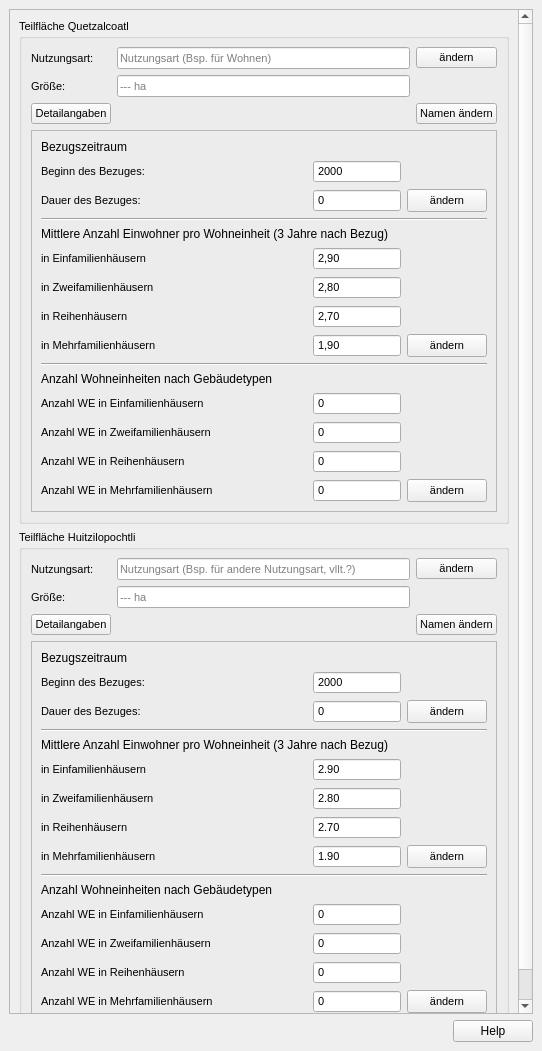
This is projektcheck/pctools/ui/ProjektCheck_dockwidget_definitions.ui in projektcheck/ProjektCheck-QGIS as Qt 5 draws it before an edit. The edited form follows.
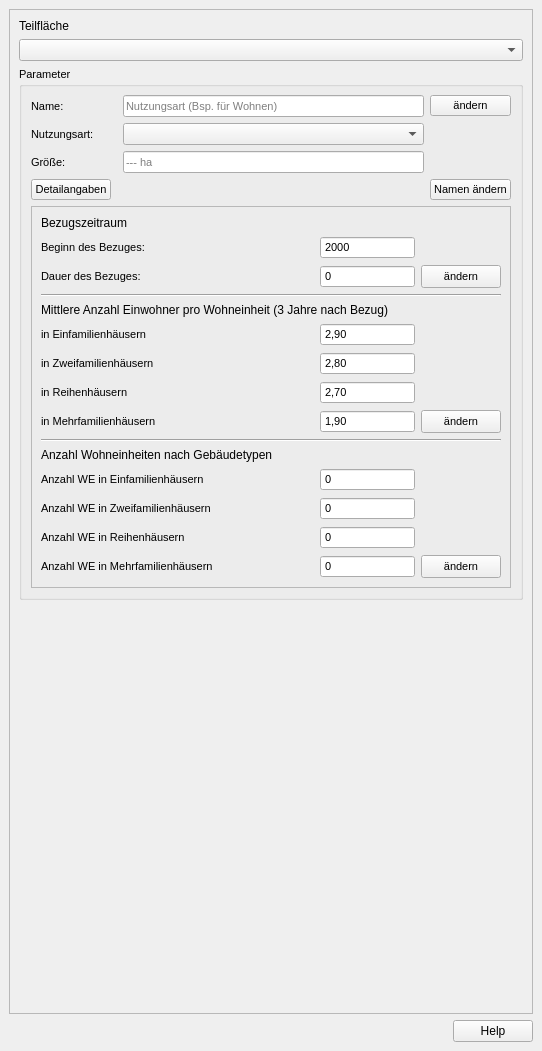
This is the edited form.

Commit message: attribute ui holds UI elements instead of PCDockWidget itself; project management

The edit to the form file:
```diff
--- a/projektcheck/pctools/ui/ProjektCheck_dockwidget_definitions.ui
+++ b/projektcheck/pctools/ui/ProjektCheck_dockwidget_definitions.ui
@@ -30,11 +30,21 @@
         <rect>
          <x>0</x>
          <y>0</y>
-         <width>505</width>
-         <height>986</height>
+         <width>522</width>
+         <height>980</height>
         </rect>
        </property>
        <layout class="QVBoxLayout" name="verticalLayout_14">
+        <item>
+         <widget class="QLabel" name="label_4">
+          <property name="text">
+           <string>Teilfläche</string>
+          </property>
+         </widget>
+        </item>
+        <item>
+         <widget class="QComboBox" name="area_combo"/>
+        </item>
         <item>
          <widget class="QGroupBox" name="groupBox_7">
           <property name="font">
@@ -46,47 +56,10 @@
            </font>
           </property>
           <property name="title">
-           <string>Teilfläche Quetzalcoatl</string>
+           <string>Parameter</string>
           </property>
           <layout class="QGridLayout" name="gridLayout">
-           <item row="1" column="1">
-            <widget class="QLabel" name="label">
-             <property name="text">
-              <string>Nutzungsart: </string>
-             </property>
-            </widget>
-           </item>
-           <item row="1" column="3">
-            <widget class="QPushButton" name="pushButton_2">
-             <property name="text">
-              <string>ändern</string>
-             </property>
-            </widget>
-           </item>
-           <item row="2" column="1">
-            <widget class="QLabel" name="label_11">
-             <property name="text">
-              <string>Größe:</string>
-             </property>
-            </widget>
-           </item>
-           <item row="2" column="2">
-            <widget class="QLineEdit" name="lineEdit_3">
-             <property name="sizePolicy">
-              <sizepolicy hsizetype="Expanding" vsizetype="Fixed">
-               <horstretch>0</horstretch>
-               <verstretch>0</verstretch>
-              </sizepolicy>
-             </property>
-             <property name="readOnly">
-              <bool>true</bool>
-             </property>
-             <property name="placeholderText">
-              <string>--- ha</string>
-             </property>
-            </widget>
-           </item>
-           <item row="5" column="1" colspan="3">
+           <item row="5" column="1" colspan="4">
             <widget class="QFrame" name="frame">
              <property name="enabled">
               <bool>true</bool>
@@ -501,6 +474,27 @@
              </layout>
             </widget>
            </item>
+           <item row="0" column="1">
+            <widget class="QLabel" name="label_5">
+             <property name="text">
+              <string>Name:</string>
+             </property>
+            </widget>
+           </item>
+           <item row="1" column="1">
+            <widget class="QLabel" name="label">
+             <property name="text">
+              <string>Nutzungsart: </string>
+             </property>
+            </widget>
+           </item>
+           <item row="2" column="1">
+            <widget class="QLabel" name="label_11">
+             <property name="text">
+              <string>Größe:</string>
+             </property>
+            </widget>
+           </item>
            <item row="4" column="1">
             <widget class="QPushButton" name="pushButton">
              <property name="text">
@@ -514,7 +508,40 @@
              </property>
             </widget>
            </item>
-           <item row="1" column="2">
+           <item row="4" column="4">
+            <widget class="QPushButton" name="pushButton_3">
+             <property name="text">
+              <string>Namen ändern</string>
+             </property>
+            </widget>
+           </item>
+           <item row="0" column="4">
+            <widget class="QPushButton" name="pushButton_2">
+             <property name="text">
+              <string>ändern</string>
+             </property>
+            </widget>
+           </item>
+           <item row="2" column="3">
+            <widget class="QLineEdit" name="lineEdit_3">
+             <property name="sizePolicy">
+              <sizepolicy hsizetype="Expanding" vsizetype="Fixed">
+               <horstretch>0</horstretch>
+               <verstretch>0</verstretch>
+              </sizepolicy>
+             </property>
+             <property name="readOnly">
+              <bool>true</bool>
+             </property>
+             <property name="placeholderText">
+              <string>--- ha</string>
+             </property>
+            </widget>
+           </item>
+           <item row="1" column="3">
+            <widget class="QComboBox" name="comboBox"/>
+           </item>
+           <item row="0" column="3">
             <widget class="QLineEdit" name="lineEdit">
              <property name="sizePolicy">
               <sizepolicy hsizetype="Expanding" vsizetype="Fixed">
@@ -530,512 +557,6 @@
              </property>
             </widget>
            </item>
-           <item row="4" column="3">
-            <widget class="QPushButton" name="pushButton_3">
-             <property name="text">
-              <string>Namen ändern</string>
-             </property>
-            </widget>
-           </item>
-          </layout>
-         </widget>
-        </item>
-        <item>
-         <widget class="QGroupBox" name="groupBox_8">
-          <property name="font">
-           <font>
-            <family>MS Shell Dlg 2</family>
-            <pointsize>8</pointsize>
-            <weight>50</weight>
-            <bold>false</bold>
-           </font>
-          </property>
-          <property name="title">
-           <string>Teilfläche Huitzilopochtli</string>
-          </property>
-          <layout class="QGridLayout" name="gridLayout_4">
-           <item row="1" column="1">
-            <widget class="QLabel" name="label_7">
-             <property name="text">
-              <string>Nutzungsart: </string>
-             </property>
-            </widget>
-           </item>
-           <item row="1" column="3">
-            <widget class="QPushButton" name="pushButton_9">
-             <property name="text">
-              <string>ändern</string>
-             </property>
-            </widget>
-           </item>
-           <item row="4" column="3">
-            <widget class="QPushButton" name="pushButton_13">
-             <property name="text">
-              <string>Namen ändern</string>
-             </property>
-            </widget>
-           </item>
-           <item row="4" column="1">
-            <widget class="QPushButton" name="pushButton_14">
-             <property name="text">
-              <string>Detailangaben</string>
-             </property>
-             <property name="checkable">
-              <bool>true</bool>
-             </property>
-             <property name="checked">
-              <bool>false</bool>
-             </property>
-            </widget>
-           </item>
-           <item row="1" column="2">
-            <widget class="QLineEdit" name="lineEdit_2">
-             <property name="sizePolicy">
-              <sizepolicy hsizetype="Expanding" vsizetype="Fixed">
-               <horstretch>0</horstretch>
-               <verstretch>0</verstretch>
-              </sizepolicy>
-             </property>
-             <property name="readOnly">
-              <bool>true</bool>
-             </property>
-             <property name="placeholderText">
-              <string>Nutzungsart (Bsp. für andere Nutzungsart, vllt.?)</string>
-             </property>
-            </widget>
-           </item>
-           <item row="3" column="1">
-            <widget class="QLabel" name="label_12">
-             <property name="text">
-              <string>Größe:</string>
-             </property>
-            </widget>
-           </item>
-           <item row="5" column="1" colspan="3">
-            <widget class="QFrame" name="frame_2">
-             <property name="frameShape">
-              <enum>QFrame::StyledPanel</enum>
-             </property>
-             <property name="frameShadow">
-              <enum>QFrame::Plain</enum>
-             </property>
-             <property name="midLineWidth">
-              <number>0</number>
-             </property>
-             <layout class="QGridLayout" name="gridLayout_5">
-              <item row="3" column="0">
-               <widget class="QLabel" name="label_31">
-                <property name="toolTip">
-                 <string>(Jahre, 1 = Bezug wird noch im Jahr des Bezugsbeginnes abgeschlossen [bleibt das bei QGIS so?])</string>
-                </property>
-                <property name="toolTipDuration">
-                 <number>-1</number>
-                </property>
-                <property name="text">
-                 <string>&lt;html&gt;&lt;head/&gt;&lt;body&gt;&lt;p&gt;Dauer des Bezuges:&lt;/p&gt;&lt;/body&gt;&lt;/html&gt;</string>
-                </property>
-               </widget>
-              </item>
-              <item row="3" column="2">
-               <widget class="QSpinBox" name="spinBox_4">
-                <property name="readOnly">
-                 <bool>true</bool>
-                </property>
-                <property name="buttonSymbols">
-                 <enum>QAbstractSpinBox::NoButtons</enum>
-                </property>
-               </widget>
-              </item>
-              <item row="4" column="0" colspan="4">
-               <widget class="Line" name="line_4">
-                <property name="orientation">
-                 <enum>Qt::Horizontal</enum>
-                </property>
-               </widget>
-              </item>
-              <item row="1" column="2">
-               <widget class="QDateEdit" name="dateEdit_4">
-                <property name="sizePolicy">
-                 <sizepolicy hsizetype="Preferred" vsizetype="Fixed">
-                  <horstretch>0</horstretch>
-                  <verstretch>0</verstretch>
-                 </sizepolicy>
-                </property>
-                <property name="readOnly">
-                 <bool>true</bool>
-                </property>
-                <property name="buttonSymbols">
-                 <enum>QAbstractSpinBox::NoButtons</enum>
-                </property>
-                <property name="displayFormat">
-                 <string>yyyy</string>
-                </property>
-                <property name="calendarPopup">
-                 <bool>false</bool>
-                </property>
-               </widget>
-              </item>
-              <item row="1" column="0">
-               <widget class="QLabel" name="label_32">
-                <property name="toolTip">
-                 <string>(Jahreszahl)</string>
-                </property>
-                <property name="text">
-                 <string>&lt;html&gt;&lt;head/&gt;&lt;body&gt;&lt;p&gt;Beginn des Bezuges:&lt;/p&gt;&lt;/body&gt;&lt;/html&gt;</string>
-                </property>
-               </widget>
-              </item>
-              <item row="13" column="0">
-               <widget class="QLabel" name="label_33">
-                <property name="sizePolicy">
-                 <sizepolicy hsizetype="Preferred" vsizetype="Fixed">
-                  <horstretch>0</horstretch>
-                  <verstretch>0</verstretch>
-                 </sizepolicy>
-                </property>
-                <property name="text">
-                 <string>in Zweifamilienhäusern</string>
-                </property>
-               </widget>
-              </item>
-              <item row="18" column="0" colspan="4">
-               <widget class="QLabel" name="label_8">
-                <property name="sizePolicy">
-                 <sizepolicy hsizetype="Preferred" vsizetype="Fixed">
-                  <horstretch>0</horstretch>
-                  <verstretch>0</verstretch>
-                 </sizepolicy>
-                </property>
-                <property name="font">
-                 <font>
-                  <pointsize>9</pointsize>
-                 </font>
-                </property>
-                <property name="text">
-                 <string>Anzahl Wohneinheiten nach Gebäudetypen</string>
-                </property>
-               </widget>
-              </item>
-              <item row="29" column="3">
-               <widget class="QPushButton" name="pushButton_10">
-                <property name="sizePolicy">
-                 <sizepolicy hsizetype="Fixed" vsizetype="Preferred">
-                  <horstretch>0</horstretch>
-                  <verstretch>0</verstretch>
-                 </sizepolicy>
-                </property>
-                <property name="layoutDirection">
-                 <enum>Qt::LeftToRight</enum>
-                </property>
-                <property name="text">
-                 <string>ändern</string>
-                </property>
-               </widget>
-              </item>
-              <item row="13" column="2">
-               <widget class="QDoubleSpinBox" name="doubleSpinBox_11">
-                <property name="readOnly">
-                 <bool>true</bool>
-                </property>
-                <property name="buttonSymbols">
-                 <enum>QAbstractSpinBox::NoButtons</enum>
-                </property>
-                <property name="minimum">
-                 <double>1.000000000000000</double>
-                </property>
-                <property name="maximum">
-                 <double>4.900000000000000</double>
-                </property>
-                <property name="singleStep">
-                 <double>0.100000000000000</double>
-                </property>
-                <property name="value">
-                 <double>2.800000000000000</double>
-                </property>
-               </widget>
-              </item>
-              <item row="7" column="0" colspan="4">
-               <widget class="QLabel" name="label_10">
-                <property name="sizePolicy">
-                 <sizepolicy hsizetype="Preferred" vsizetype="Fixed">
-                  <horstretch>0</horstretch>
-                  <verstretch>0</verstretch>
-                 </sizepolicy>
-                </property>
-                <property name="font">
-                 <font>
-                  <pointsize>9</pointsize>
-                 </font>
-                </property>
-                <property name="text">
-                 <string>Mittlere Anzahl Einwohner pro Wohneinheit (3 Jahre nach Bezug)</string>
-                </property>
-               </widget>
-              </item>
-              <item row="29" column="0">
-               <widget class="QLabel" name="label_38">
-                <property name="text">
-                 <string>Anzahl WE in Mehrfamilienhäusern</string>
-                </property>
-               </widget>
-              </item>
-              <item row="14" column="2">
-               <widget class="QDoubleSpinBox" name="doubleSpinBox_12">
-                <property name="readOnly">
-                 <bool>true</bool>
-                </property>
-                <property name="buttonSymbols">
-                 <enum>QAbstractSpinBox::NoButtons</enum>
-                </property>
-                <property name="minimum">
-                 <double>1.000000000000000</double>
-                </property>
-                <property name="maximum">
-                 <double>4.900000000000000</double>
-                </property>
-                <property name="singleStep">
-                 <double>0.100000000000000</double>
-                </property>
-                <property name="value">
-                 <double>2.700000000000000</double>
-                </property>
-               </widget>
-              </item>
-              <item row="12" column="0">
-               <widget class="QLabel" name="label_36">
-                <property name="sizePolicy">
-                 <sizepolicy hsizetype="Preferred" vsizetype="Fixed">
-                  <horstretch>0</horstretch>
-                  <verstretch>0</verstretch>
-                 </sizepolicy>
-                </property>
-                <property name="text">
-                 <string>in Einfamilienhäusern</string>
-                </property>
-               </widget>
-              </item>
-              <item row="24" column="2">
-               <widget class="QSpinBox" name="spinBox_20">
-                <property name="readOnly">
-                 <bool>true</bool>
-                </property>
-                <property name="buttonSymbols">
-                 <enum>QAbstractSpinBox::NoButtons</enum>
-                </property>
-                <property name="specialValueText">
-                 <string/>
-                </property>
-               </widget>
-              </item>
-              <item row="22" column="0">
-               <widget class="QLabel" name="label_40">
-                <property name="text">
-                 <string>Anzahl WE in Einfamilienhäusern</string>
-                </property>
-               </widget>
-              </item>
-              <item row="23" column="2">
-               <widget class="QSpinBox" name="spinBox_18">
-                <property name="readOnly">
-                 <bool>true</bool>
-                </property>
-                <property name="buttonSymbols">
-                 <enum>QAbstractSpinBox::NoButtons</enum>
-                </property>
-                <property name="specialValueText">
-                 <string/>
-                </property>
-               </widget>
-              </item>
-              <item row="17" column="0" colspan="4">
-               <widget class="Line" name="line_5">
-                <property name="orientation">
-                 <enum>Qt::Horizontal</enum>
-                </property>
-               </widget>
-              </item>
-              <item row="29" column="2">
-               <widget class="QSpinBox" name="spinBox_19">
-                <property name="readOnly">
-                 <bool>true</bool>
-                </property>
-                <property name="buttonSymbols">
-                 <enum>QAbstractSpinBox::NoButtons</enum>
-                </property>
-                <property name="specialValueText">
-                 <string/>
-                </property>
-               </widget>
-              </item>
-              <item row="12" column="2">
-               <widget class="QDoubleSpinBox" name="doubleSpinBox_6">
-                <property name="readOnly">
-                 <bool>true</bool>
-                </property>
-                <property name="buttonSymbols">
-                 <enum>QAbstractSpinBox::NoButtons</enum>
-                </property>
-                <property name="minimum">
-                 <double>1.000000000000000</double>
-                </property>
-                <property name="maximum">
-                 <double>4.900000000000000</double>
-                </property>
-                <property name="singleStep">
-                 <double>0.100000000000000</double>
-                </property>
-                <property name="value">
-                 <double>2.900000000000000</double>
-                </property>
-               </widget>
-              </item>
-              <item row="23" column="0">
-               <widget class="QLabel" name="label_37">
-                <property name="text">
-                 <string>Anzahl WE in Zweifamilienhäusern</string>
-                </property>
-               </widget>
-              </item>
-              <item row="16" column="0">
-               <widget class="QLabel" name="label_35">
-                <property name="sizePolicy">
-                 <sizepolicy hsizetype="Preferred" vsizetype="Fixed">
-                  <horstretch>0</horstretch>
-                  <verstretch>0</verstretch>
-                 </sizepolicy>
-                </property>
-                <property name="text">
-                 <string>in Mehrfamilienhäusern</string>
-                </property>
-               </widget>
-              </item>
-              <item row="14" column="0">
-               <widget class="QLabel" name="label_34">
-                <property name="sizePolicy">
-                 <sizepolicy hsizetype="Preferred" vsizetype="Fixed">
-                  <horstretch>0</horstretch>
-                  <verstretch>0</verstretch>
-                 </sizepolicy>
-                </property>
-                <property name="text">
-                 <string>in Reihenhäusern</string>
-                </property>
-               </widget>
-              </item>
-              <item row="22" column="2">
-               <widget class="QSpinBox" name="spinBox_21">
-                <property name="readOnly">
-                 <bool>true</bool>
-                </property>
-                <property name="buttonSymbols">
-                 <enum>QAbstractSpinBox::NoButtons</enum>
-                </property>
-                <property name="specialValueText">
-                 <string/>
-                </property>
-               </widget>
-              </item>
-              <item row="16" column="3">
-               <widget class="QPushButton" name="pushButton_11">
-                <property name="sizePolicy">
-                 <sizepolicy hsizetype="Fixed" vsizetype="Preferred">
-                  <horstretch>0</horstretch>
-                  <verstretch>0</verstretch>
-                 </sizepolicy>
-                </property>
-                <property name="layoutDirection">
-                 <enum>Qt::LeftToRight</enum>
-                </property>
-                <property name="text">
-                 <string>ändern</string>
-                </property>
-               </widget>
-              </item>
-              <item row="0" column="0" colspan="4">
-               <widget class="QLabel" name="label_9">
-                <property name="sizePolicy">
-                 <sizepolicy hsizetype="Preferred" vsizetype="Fixed">
-                  <horstretch>0</horstretch>
-                  <verstretch>0</verstretch>
-                 </sizepolicy>
-                </property>
-                <property name="font">
-                 <font>
-                  <pointsize>9</pointsize>
-                 </font>
-                </property>
-                <property name="lineWidth">
-                 <number>0</number>
-                </property>
-                <property name="text">
-                 <string>Bezugszeitraum</string>
-                </property>
-               </widget>
-              </item>
-              <item row="3" column="3">
-               <widget class="QPushButton" name="pushButton_12">
-                <property name="sizePolicy">
-                 <sizepolicy hsizetype="Fixed" vsizetype="Preferred">
-                  <horstretch>0</horstretch>
-                  <verstretch>0</verstretch>
-                 </sizepolicy>
-                </property>
-                <property name="layoutDirection">
-                 <enum>Qt::LeftToRight</enum>
-                </property>
-                <property name="text">
-                 <string>ändern</string>
-                </property>
-               </widget>
-              </item>
-              <item row="24" column="0">
-               <widget class="QLabel" name="label_39">
-                <property name="text">
-                 <string>Anzahl WE in Reihenhäusern</string>
-                </property>
-               </widget>
-              </item>
-              <item row="16" column="2">
-               <widget class="QDoubleSpinBox" name="doubleSpinBox_10">
-                <property name="readOnly">
-                 <bool>true</bool>
-                </property>
-                <property name="buttonSymbols">
-                 <enum>QAbstractSpinBox::NoButtons</enum>
-                </property>
-                <property name="minimum">
-                 <double>1.000000000000000</double>
-                </property>
-                <property name="maximum">
-                 <double>4.900000000000000</double>
-                </property>
-                <property name="singleStep">
-                 <double>0.100000000000000</double>
-                </property>
-                <property name="value">
-                 <double>1.900000000000000</double>
-                </property>
-               </widget>
-              </item>
-             </layout>
-            </widget>
-           </item>
-           <item row="3" column="2">
-            <widget class="QLineEdit" name="lineEdit_4">
-             <property name="sizePolicy">
-              <sizepolicy hsizetype="Expanding" vsizetype="Fixed">
-               <horstretch>0</horstretch>
-               <verstretch>0</verstretch>
-              </sizepolicy>
-             </property>
-             <property name="readOnly">
-              <bool>true</bool>
-             </property>
-             <property name="placeholderText">
-              <string>--- ha</string>
-             </property>
-            </widget>
-           </item>
           </layout>
          </widget>
         </item>
```
Left out of the diff: 16 changed lines with no effect on the pictures. The commit also changes 5 other files.
